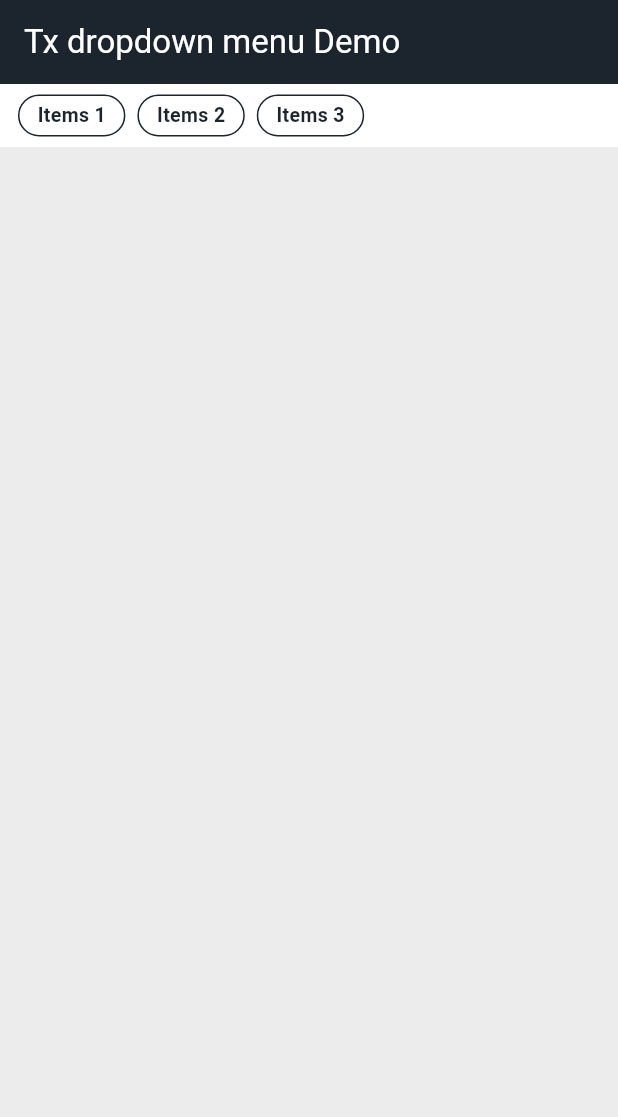
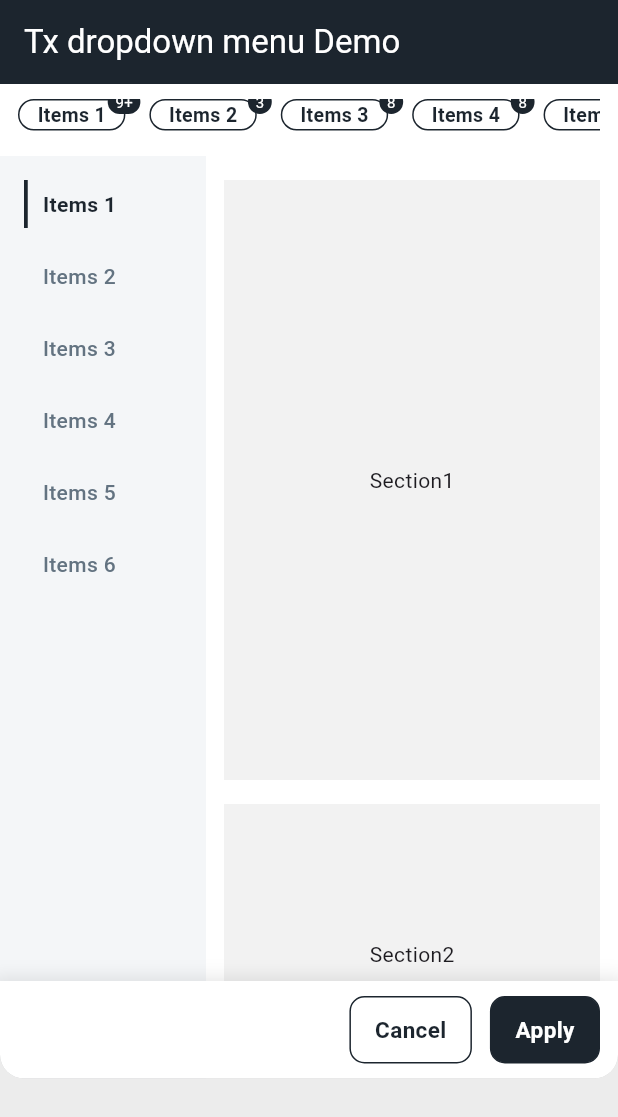
Before and after one commit to Tuanxu5/tx-dropdown-menu, a Flutter app: the screen it shows after launch, after a tap on "Items 1", on a phone screen of 412 x 824 dp. Shown: the top 1117 px of the screen. Run offline on Flutter 3.47's test engine with Material 3 defaults, Android fonts, the phone set to English and light mode, and no system bars; drawn by our look-alikes of scroll_to_index.

Commit message:
feat: format code

```diff
--- a/example/lib/main.dart
+++ b/example/lib/main.dart
@@ -15,10 +15,73 @@ class TxDropdownMenuDemo extends StatefulWidget {
 }
 
 class _TxDropdownMenuDemoState extends State<TxDropdownMenuDemo> {
-  List<ListTitleFilter> listMenuItems = [
-    const ListTitleFilter(id: 1, name: 'Items 1', countFilter: 5),
-    const ListTitleFilter(id: 2, name: 'Items 2', countFilter: 3),
-    const ListTitleFilter(id: 3, name: 'Items 3', countFilter: 8),
+  List<TxDropDownMenuItem> listMenuItems = [
+    TxDropDownMenuItem(
+      id: 1,
+      title: 'Items 1',
+      countFilter: 12,
+      section: Container(
+        height: 400,
+        alignment: Alignment.center,
+        color: const Color(0xFFF2F2F2),
+        child: const Text("Section1"),
+      ),
+    ),
+    TxDropDownMenuItem(
+      id: 2,
+      title: 'Items 2',
+      countFilter: 3,
+      section: Container(
+        height: 200,
+        alignment: Alignment.center,
+        color: const Color(0xFFF2F2F2),
+        child: const Text("Section2"),
+      ),
+    ),
+    TxDropDownMenuItem(
+      id: 3,
+      title: 'Items 3',
+      countFilter: 8,
+      section: Container(
+        height: 300,
+        alignment: Alignment.center,
+        color: const Color(0xFFF2F2F2),
+        child: const Text("Section3"),
+      ),
+    ),
+    TxDropDownMenuItem(
+      id: 3,
+      title: 'Items 4',
+      countFilter: 8,
+      section: Container(
+        height: 150,
+        alignment: Alignment.center,
+        color: const Color(0xFFF2F2F2),
+        child: const Text("Section4"),
+      ),
+    ),
+    TxDropDownMenuItem(
+      id: 3,
+      title: 'Items 5',
+      countFilter: 8,
+      section: Container(
+        height: 150,
+        alignment: Alignment.center,
+        color: const Color(0xFFF2F2F2),
+        child: const Text("Section5"),
+      ),
+    ),
+    TxDropDownMenuItem(
+      id: 3,
+      title: 'Items 6',
+      countFilter: 8,
+      section: Container(
+        height: 150,
+        alignment: Alignment.center,
+        color: const Color(0xFFF2F2F2),
+        child: const Text("Section6"),
+      ),
+    ),
   ];
 
   @override
--- a/lib/model/tx_drop_down_menu_model.dart
+++ b/lib/model/tx_drop_down_menu_model.dart
@@ -10,43 +10,16 @@ class TxDropDownMenuHeaderStatus {
   bool highlight;
 }
 
-class ListTitleFilter {
+class TxDropDownMenuItem {
   final int id;
-  final String name;
+  final String title;
+  final int countFilter;
+  final Widget section;
 
-  final int countFilter;
-
-  const ListTitleFilter({required this.id, required this.name, required this.countFilter});
+  const TxDropDownMenuItem({
+    required this.id,
+    required this.title,
+    required this.countFilter,
+    required this.section,
+  });
 }
-
-class TxDropDownMenuItem<T> {
-  final String? text;
-  final Widget? icon;
-  final Widget? activeIcon;
-  final T? data;
-  bool check;
-
-  TxDropDownMenuItem({
-    this.text,
-    this.icon,
-    this.activeIcon,
-    this.data,
-    this.check = false,
-  });
-
-  TxDropDownMenuItem<T> copyWith({
-    String? text,
-    Widget? icon,
-    Widget? activeIcon,
-    T? data,
-    bool? check,
-  }) {
-    return TxDropDownMenuItem<T>(
-      text: text ?? this.text,
-      icon: icon ?? this.icon,
-      activeIcon: activeIcon ?? this.activeIcon,
-      data: data ?? this.data,
-      check: check ?? this.check,
-    );
-  }
-}
--- a/lib/src/tx_dropdown_menu_header.dart
+++ b/lib/src/tx_dropdown_menu_header.dart
@@ -5,21 +5,15 @@ import 'package:tx_dropdown_menu/src/tx_dropdown_menu_item.dart';
 import 'package:tx_dropdown_menu/theme/theme_data.dart';
 
 class TxDropdownMenuHeader extends StatefulWidget {
-  final TxDropDownMenuController controller;
-  final NullableIndexedWidgetBuilder? itemBuilder;
-  final IndexedWidgetBuilder? dividerBuilder;
-  final List<ListTitleFilter> items;
+  final List<TxDropDownMenuItem> items;
   final void Function(dynamic index) onScrollToIndex;
-  final int? currentIndexSelected;
+  final TxDropDownMenuController dropDownController;
 
   const TxDropdownMenuHeader({
     super.key,
-    required this.controller,
-    this.itemBuilder,
-    this.dividerBuilder,
     required this.items,
     required this.onScrollToIndex,
-    this.currentIndexSelected,
+    required this.dropDownController,
   });
 
   @override
@@ -33,26 +27,24 @@ class _TxDropdownMenuHeaderState extends State<TxDropdownMenuHeader> {
   @override
   void initState() {
     super.initState();
-    widget.controller.addListener(dropDownListener);
+    widget.dropDownController.addListener(dropDownListener);
   }
 
   void dropDownListener() {
-    if (expand != widget.controller.isExpand) {
-      expand = widget.controller.isExpand;
+    if (expand != widget.dropDownController.isExpand) {
+      expand = widget.dropDownController.isExpand;
     }
-    if (mounted) setState(() {});
   }
 
   void handleTapItem(index) {
-    final statusToggle = widget.controller.isExpand;
+    final statusToggle = widget.dropDownController.isExpand;
     widget.onScrollToIndex(index);
-
     if (!statusToggle) {
-      widget.controller.show(index);
+      widget.dropDownController.show(index);
     }
 
     if (currentIndexExpand == index && statusToggle) {
-      widget.controller.hide();
+      widget.dropDownController.hide();
     }
 
     setState(() {
@@ -63,7 +55,7 @@ class _TxDropdownMenuHeaderState extends State<TxDropdownMenuHeader> {
   @override
   Widget build(BuildContext context) {
     return Container(
-      height: 42,
+      height: 48,
       padding: const EdgeInsets.symmetric(horizontal: 12),
       decoration: const BoxDecoration(
         color: ColorData.colorWhite,
@@ -83,11 +75,10 @@ class _TxDropdownMenuHeaderState extends State<TxDropdownMenuHeader> {
                 itemCount: widget.items.length,
                 itemBuilder: (BuildContext context, int index) {
                   return TxDropdownMenuHeaderItem(
-                    title: widget.items[index].name,
+                    title: widget.items[index].title,
                     onPressed: () {
                       handleTapItem(index);
                     },
-                    listTitle: widget.items,
                     countFilter: widget.items[index].countFilter,
                   );
                 },
--- a/lib/src/tx_dropdown_menu_item.dart
+++ b/lib/src/tx_dropdown_menu_item.dart
@@ -1,5 +1,4 @@
 import 'package:flutter/material.dart';
-import 'package:tx_dropdown_menu/model/tx_drop_down_menu_model.dart';
 import 'package:tx_dropdown_menu/theme/theme_data.dart';
 
 class TxDropdownMenuHeaderItem extends StatelessWidget {
@@ -8,20 +7,21 @@ class TxDropdownMenuHeaderItem extends StatelessWidget {
     this.onPressed,
     required this.title,
     required this.countFilter,
-    required this.listTitle,
   }) : super(key: key);
 
   final VoidCallback? onPressed;
   final String title;
   final int countFilter;
-  final List<ListTitleFilter> listTitle;
 
   @override
   Widget build(BuildContext context) {
     return InkWell(
       onTap: onPressed,
-      child: Container(
-        margin: const EdgeInsets.only(right: 8),
+      child: Stack(
+        clipBehavior: Clip.none,
+        children: [
+          Container(
+            margin: EdgeInsets.only(right: countFilter > 0 ? 16 : 8),
             decoration: BoxDecoration(
               border: Border.all(
                 color: ColorData.colorPrimary,
@@ -47,6 +47,29 @@ class TxDropdownMenuHeaderItem extends StatelessWidget {
               ],
             ),
           ),
+          if (countFilter > 0)
+            Positioned(
+              right: 6,
+              top: -6,
+              child: Container(
+                height: 16,
+                padding: EdgeInsets.symmetric(horizontal: 5),
+                alignment: Alignment.center,
+                decoration: BoxDecoration(
+                  borderRadius: BorderRadius.circular(100),
+                  color: ColorData.colorPrimary,
+                ),
+                child: Text(
+                  countFilter > 9 ? "9+" : countFilter.toString(),
+                  style: TextStyle(
+                    color: ColorData.colorWhite,
+                    fontSize: 10,
+                  ),
+                ),
+              ),
+            )
+        ],
+      ),
     );
   }
 }
--- a/lib/src/tx_dropdown_menu_typedef.dart
+++ /dev/null
@@ -1,27 +0,0 @@
-import 'package:flutter/material.dart';
-import 'package:tx_dropdown_menu/model/tx_drop_down_menu_model.dart';
-
-typedef OnDropDownHeaderItemTap = void Function(int index);
-typedef OnDropDownHeaderUpdate = TxDropDownMenuHeaderStatus? Function(List<TxDropDownMenuItem> checkedItems);
-typedef IndexedWidgetBuilder = Widget Function(BuildContext context, int index, bool check);
-typedef OnDropDownItemLimitExceeded = void Function(List<Widget> items);
-typedef OnDropDownItemTap = void Function(int index, Widget item);
-typedef OnDropDownItemChanged = void Function(int index);
-typedef OnDropDownBlockItemChanged = void Function(int blockIndex, int index, List<Widget> items);
-typedef OnDropDownItemsReset = void Function(List<Widget> items);
-typedef OnDropDownItemsConfirm = void Function(List<Widget> checkedItems);
-typedef OnDropDownExpandStateChanged = void Function(bool expand);
-
-abstract class DropDownViewProperty extends Widget {
-  const DropDownViewProperty({super.key});
-
-  double get actualHeight;
-}
-
-abstract class DropDownViewStatefulWidget extends StatefulWidget implements DropDownViewProperty {
-  const DropDownViewStatefulWidget({Key? key}) : super(key: key);
-}
-
-abstract class DropDownViewStatelessWidget extends StatelessWidget implements DropDownViewProperty {
-  const DropDownViewStatelessWidget({super.key});
-}
--- a/lib/src/tx_dropdown_menu_view.dart
+++ b/lib/src/tx_dropdown_menu_view.dart
@@ -10,12 +10,11 @@ class TxDropDownMenuView extends StatefulWidget {
   final double offsetY;
   final int? currentIndexSelected;
   final double heightScreen;
-  final List<ListTitleFilter> items;
+  final List<TxDropDownMenuItem> items;
   final AutoScrollController controllerTitle;
-  final void Function() onShowLoading;
   final void Function(dynamic index) onScrollToIndex;
+  final AutoScrollController controller;
   final TxDropDownMenuController dropDownController;
-  final AutoScrollController controller;
 
   const TxDropDownMenuView({
     super.key,
@@ -26,10 +25,9 @@ class TxDropDownMenuView extends StatefulWidget {
     required this.heightScreen,
     required this.items,
     required this.controllerTitle,
-    required this.onShowLoading,
     required this.onScrollToIndex,
+    required this.controller,
     required this.dropDownController,
-    required this.controller,
   });
 
   @override
@@ -42,7 +40,6 @@ class _TxDropDownMenuViewState extends State<TxDropDownMenuView> with SingleTick
   double viewHeight = 0;
   double animationViewHeight = 0;
   double animationSortHeight = 0;
-
   double maskHeight = 0;
   int currentIndex = 0;
   bool isExpand = false;
@@ -50,29 +47,39 @@ class _TxDropDownMenuViewState extends State<TxDropDownMenuView> with SingleTick
   @override
   void initState() {
     super.initState();
-    widget.controller.addListener(dropDownListener);
+
     animationController = AnimationController(
       vsync: this,
       duration: widget.animationDuration,
     );
-  }
 
-  void dropDownListener() async {
-    currentIndex = widget.dropDownController.headerIndex;
-    if (isExpand && widget.dropDownController.isExpand) {
-      await animationController?.reverse();
-      maskHeight = 0;
-    }
-
-    isExpand = widget.dropDownController.isExpand;
-    viewHeight = 615;
-    animation?.removeListener(animationListener);
-    animation = Tween<double>(begin: 0, end: viewHeight).animate(
+    animation = Tween<double>(begin: 0, end: 0).animate(
       CurvedAnimation(
         parent: animationController!,
         curve: Curves.easeInOut,
       ),
     )..addListener(animationListener);
+
+    widget.dropDownController.addListener(dropDownListener);
+  }
+
+  void dropDownListener() async {
+    if (!mounted) return;
+
+    currentIndex = widget.dropDownController.headerIndex;
+
+    if (isExpand != widget.dropDownController.isExpand) {
+      isExpand = widget.dropDownController.isExpand;
+      viewHeight = 615;
+      animation?.removeListener(animationListener);
+      final tween = Tween<double>(begin: 0, end: viewHeight);
+      animation = tween.animate(
+        CurvedAnimation(
+          parent: animationController!,
+          curve: Curves.easeInOut,
+        ),
+      )..addListener(animationListener);
+
       if (isExpand) {
         maskHeight = MediaQuery.of(context).size.height;
         await animationController?.forward();
@@ -80,7 +87,9 @@ class _TxDropDownMenuViewState extends State<TxDropDownMenuView> with SingleTick
         await animationController?.reverse();
         maskHeight = 0;
       }
+
       if (mounted) setState(() {});
+    }
   }
 
   void animationListener() {
@@ -154,7 +163,7 @@ class _TxDropDownMenuViewState extends State<TxDropDownMenuView> with SingleTick
                                     ),
                                   ),
                                   child: Text(
-                                    widget.items[index].name,
+                                    widget.items[index].title,
                                     style: TextStyle(
                                       fontWeight:
                                           index == widget.currentIndexSelected ? FontWeight.w600 : FontWeight.w500,
@@ -173,7 +182,7 @@ class _TxDropDownMenuViewState extends State<TxDropDownMenuView> with SingleTick
                     Expanded(
                       flex: 10,
                       child: Container(
-                        padding: const EdgeInsets.only(top: 16, bottom: 65, left: 12, right: 12),
+                        padding: const EdgeInsets.only(top: 16, bottom: 32, left: 12, right: 12),
                         height: widget.heightScreen,
                         decoration: const BoxDecoration(
                           color: ColorData.colorWhite,
@@ -181,26 +190,20 @@ class _TxDropDownMenuViewState extends State<TxDropDownMenuView> with SingleTick
                             bottomRight: Radius.circular(16),
                           ),
                         ),
-                        child: SingleChildScrollView(
+                        child: ListView.builder(
                           controller: widget.controller,
-                          child: Column(
-                            crossAxisAlignment: CrossAxisAlignment.start,
-                            mainAxisAlignment: MainAxisAlignment.start,
-                            mainAxisSize: MainAxisSize.min,
-                            children: [
-                              for (var i = 0; i < widget.items.length; i++)
-                                AutoScrollTag(
+                          itemCount: widget.items.length,
+                          itemBuilder: (context, index) {
+                            return Padding(
+                              padding: const EdgeInsets.only(bottom: 16.0),
+                              child: AutoScrollTag(
                                 controller: widget.controller,
-                                  index: i,
-                                  key: ValueKey(i),
-                                  child: Container(
-                                    height: i * 100,
-                                    width: double.infinity,
-                                    child: Text("block$i"),
+                                index: index,
+                                key: ValueKey(index),
+                                child: widget.items[index].section,
                               ),
-                                )
-                            ],
-                          ),
+                            );
+                          },
                         ),
                       ),
                     ),
@@ -233,7 +236,7 @@ class _TxDropDownMenuViewState extends State<TxDropDownMenuView> with SingleTick
                       children: [
                         InkWell(
                           onTap: () {
-                            setState(() {});
+                            widget.dropDownController.hide();
                           },
                           child: Container(
                             alignment: Alignment.center,
@@ -294,7 +297,7 @@ class _TxDropDownMenuViewState extends State<TxDropDownMenuView> with SingleTick
             },
             child: Container(
               width: MediaQuery.of(context).size.width,
-              height: bodyHeight - animationViewHeight - 42,
+              height: bodyHeight - animationViewHeight - 48,
               color: Colors.grey.withOpacity(0.2),
             ),
           ),
--- a/lib/theme/theme_data.dart
+++ b/lib/theme/theme_data.dart
@@ -7,3 +7,11 @@ class ColorData {
   static const Color colorLight = Color(0xFFF4F6F8);
   static const Color colorWhite = Color(0xFFFFFFFF);
 }
+
+class StylesTextData {
+  static TextStyle headerTextStyle = const TextStyle(
+    fontSize: 32.0,
+    fontWeight: FontWeight.w600,
+    color: ColorData.colorPrimary,
+  );
+}
--- a/lib/tx_dropdown_menu.dart
+++ b/lib/tx_dropdown_menu.dart
@@ -17,7 +17,7 @@ class TxDropDownMenu extends StatefulWidget {
 
   final BuildContext context;
   final double heightScreen;
-  final List<ListTitleFilter> items;
+  final List<TxDropDownMenuItem> items;
 
   @override
   State<TxDropDownMenu> createState() => _TxDropDownMenuState();
@@ -31,7 +31,6 @@ class _TxDropDownMenuState extends State<TxDropDownMenu> with SingleTickerProvid
   bool isInit = false;
   late AutoScrollController controller;
   late AutoScrollController controllerTitle;
-  OverlayEntry? _loadingOverlay;
 
   @override
   void initState() {
@@ -56,28 +55,11 @@ class _TxDropDownMenuState extends State<TxDropDownMenu> with SingleTickerProvid
     await controller.scrollToIndex(index, preferPosition: AutoScrollPosition.begin);
   }
 
-  void handleShowLoading() {
-    final overlay = Overlay.of(context);
-    _loadingOverlay = OverlayEntry(
-      builder: (context) => Positioned.fill(
-        child: Container(
-          color: Colors.black.withOpacity(0.1),
-          child: const Text("loading"),
-        ),
-      ),
-    );
-
-    overlay.insert(_loadingOverlay!);
-    setState(() {
-      isLoading = true;
-    });
-  }
-
   @override
   Widget build(BuildContext context) {
     return Column(children: [
       TxDropdownMenuHeader(
-        controller: dropDownController,
+        dropDownController: dropDownController,
         items: widget.items,
         onScrollToIndex: handleScrollToIndex,
       ),
@@ -89,7 +71,6 @@ class _TxDropDownMenuState extends State<TxDropDownMenu> with SingleTickerProvid
         items: widget.items,
         onScrollToIndex: handleScrollToIndex,
         controller: controller,
-        onShowLoading: handleShowLoading,
       ),
     ]);
   }
```
Also changed, not shown: lib/controller/tx_drop_down_menu_controller.dart (line endings or trailing spaces). Lines whose indentation alone changed are shown as unchanged.
